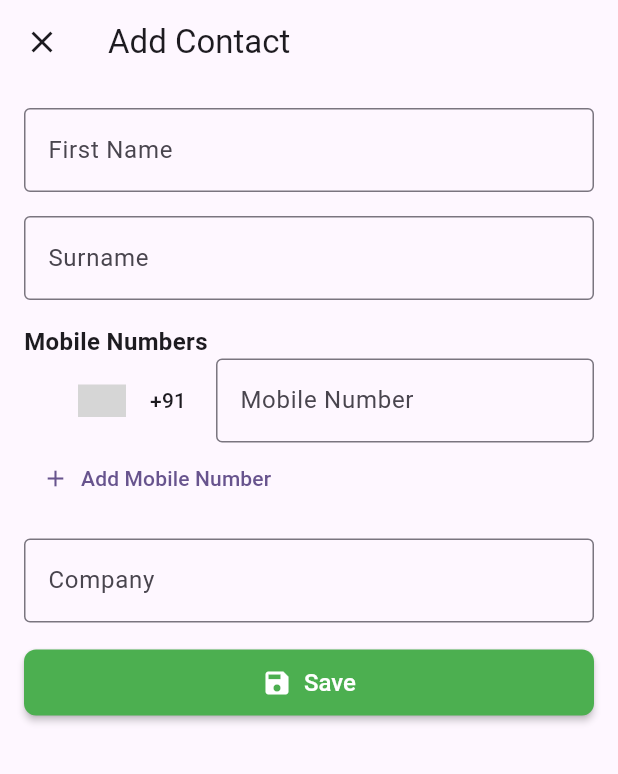
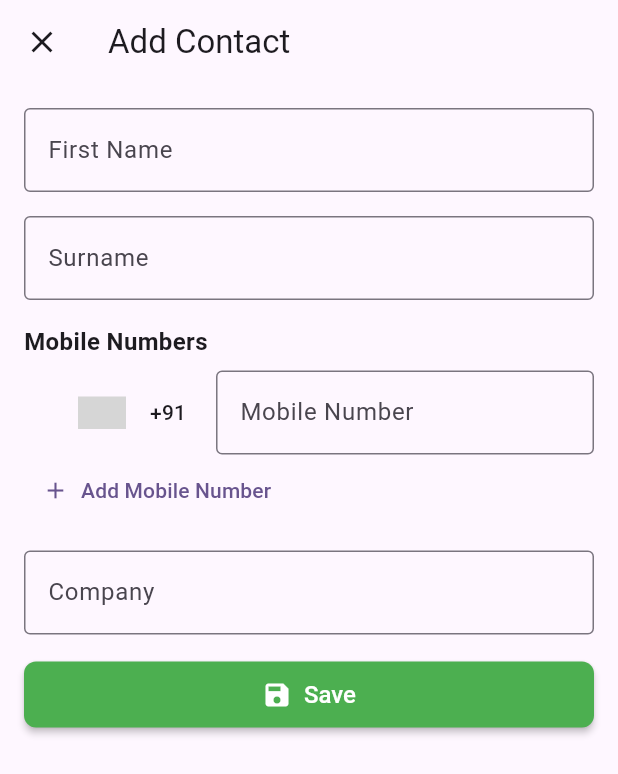
Before and after one commit to VishnuMelath/contacts, a Flutter app: the screen it shows after launch, item 2 of the bottom bar chosen, after a tap on the "add" icon, on a phone screen of 412 x 824 dp. Shown: the top 774 px of the screen. Run offline on Flutter 3.47's test engine with Material 3 defaults, Android fonts, the phone set to English and light mode, and no system bars; drawn by our look-alikes of country_code_picker; our stand-ins replace permission_handler, sqflite; accounts and stored records are empty; grey boxes are pictures that could not be loaded.

Commit message:
documentation done

```diff
--- a/lib/pages/add_update_page.dart
+++ b/lib/pages/add_update_page.dart
@@ -129,7 +129,9 @@ class _AddUpdateContactPageState extends State<AddUpdateContactPage> {
                     TextEditingController controller =
                         entry.value['controller'];
                     String countryCode = entry.value['countryCode'];
-                    return Row(
+                    return Padding(
+                      padding: const EdgeInsets.only(top: 8.0),
+                      child: Row(
                         children: [
                           CountryCodePicker(
                             initialSelection: countryCode,
@@ -157,14 +159,14 @@ class _AddUpdateContactPageState extends State<AddUpdateContactPage> {
                               },
                             ),
                           ),
-                        if (index >
-                            0) // Show remove button for additional fields only
+                          if (index > 0)
                             IconButton(
                               icon: const Icon(Icons.remove_circle,
                                   color: Colors.red),
                               onPressed: () => _removeMobileField(index),
                             ),
                         ],
+                      ),
                     );
                   }),
                   TextButton.icon(
--- a/lib/pages/contact_view.dart
+++ b/lib/pages/contact_view.dart
@@ -5,6 +5,8 @@ import 'package:contacts/datamodel/contacts_model.dart';
 import 'package:contacts/pages/add_update_page.dart';
 import 'package:contacts/widgets/custom_alertdialogue.dart';
 import 'package:flutter/material.dart';
+
+import '../method_channel/call_service.dart';
 
 class ContactView extends StatefulWidget {
   final ContactsModel contactsModel;
@@ -91,7 +93,7 @@ class _ContactViewState extends State<ContactView> {
               ),
               trailing: IconButton(
                   onPressed: () {
-                    //todo call fn
+                    CallService().makePhoneCall(e, context);
                   },
                   icon: const Icon(Icons.phone)),
             ),
--- a/lib/pages/fav_screen.dart
+++ b/lib/pages/fav_screen.dart
@@ -11,7 +11,7 @@ class FavScreen extends StatelessWidget {
     return SafeArea(
       child: Scaffold(
         appBar: AppBar(
-          title: const Text('Contacts'),
+          title: const Text('Favorites'),
         ),
         body: ValueListenableBuilder(
           valueListenable: CrudOperatons.contacts,
@@ -21,12 +21,18 @@ class FavScreen extends StatelessWidget {
                   (element) => element.fav == true,
                 )
                 .toList();
+            if (filteredList.isEmpty) {
+              return Center(
+                child: Text('No Favorite Contacts Available'),
+              );
+            } else {
               return ListView.builder(
                 itemCount: filteredList.length,
                 itemBuilder: (context, index) {
                   return contactTile(context, filteredList[index]);
                 },
               );
+            }
           },
         ),
       ),
--- a/lib/pages/home_screen.dart
+++ b/lib/pages/home_screen.dart
@@ -15,6 +15,11 @@ class HomeScreen extends StatelessWidget {
         body: ValueListenableBuilder(
           valueListenable: CrudOperatons.contacts,
           builder: (context, value, child) {
+            if (value.isEmpty) {
+              return Center(
+                child: Text('No Contacts Available'),
+              );
+            }
             return ListView.builder(
               itemCount: value.length,
               itemBuilder: (context, index) {
```
Also changed, not shown: 1 other file. Lines whose indentation alone changed are shown as unchanged.
